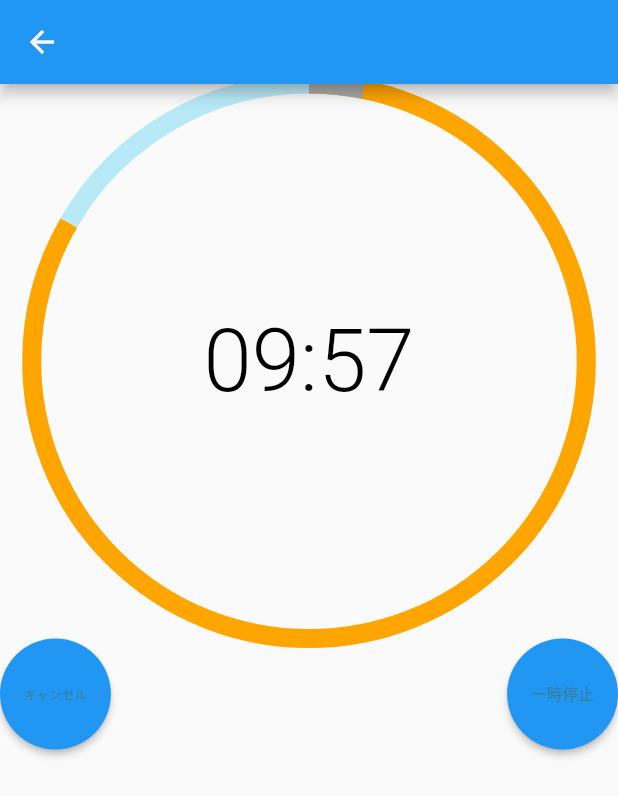
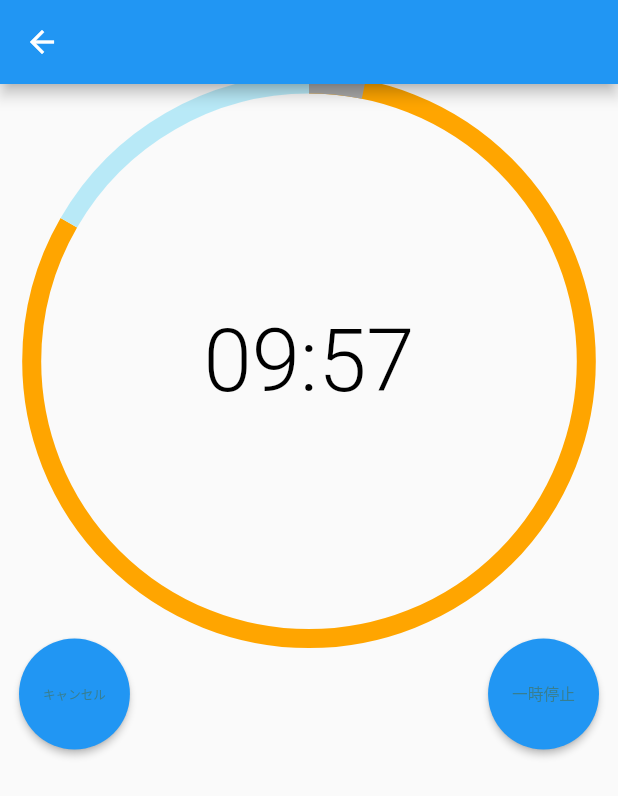
Before and after one commit to Issei-Hiramatsu/sakura-simulation, a Flutter app: the PomodoroTimerPage screen opened directly, after a tap on "キャンセル", on a phone screen of 412 x 824 dp. Shown: the top 796 px of the screen. Run offline on Flutter 3.47's test engine with Material 2 defaults, Android fonts, the phone set to English and light mode, and no system bars; drawn by our look-alikes of fl_chart; our stand-ins replace flutter_hooks, flutter_screenutil, freezed_annotation, hooks_riverpod.

Commit message:
refactor: position of button

```diff
--- a/mobile/lib/component/local/todo_and_timer_app/timer/pomodoro_timer/pomodoro_timer.dart
+++ b/mobile/lib/component/local/todo_and_timer_app/timer/pomodoro_timer/pomodoro_timer.dart
@@ -58,7 +58,9 @@ class PomodoroTimerState extends ConsumerState {
             Text(displayTime, style: displayLarge(black)),
           ],
         ),
-        Row(
+        Padding(
+          padding: EdgeInsets.symmetric(horizontal: 12.sp),
+          child: Row(
             children: [
               CircleElevatedButton(
                 size: 70.sp,
@@ -77,6 +79,7 @@ class PomodoroTimerState extends ConsumerState {
               ),
             ],
           ),
+        ),
       ],
     );
   }
```
Lines whose indentation alone changed are shown as unchanged.
